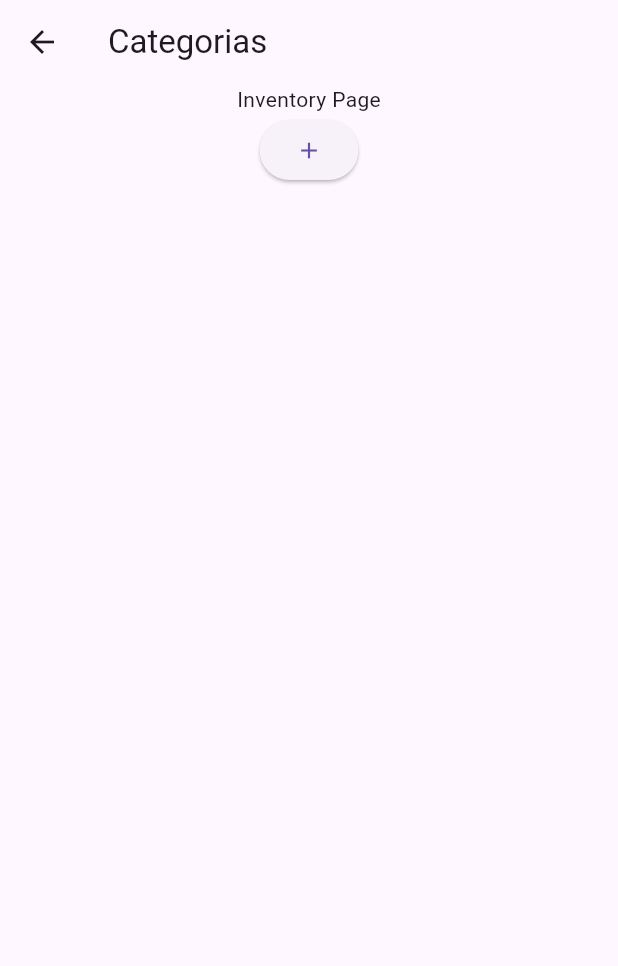
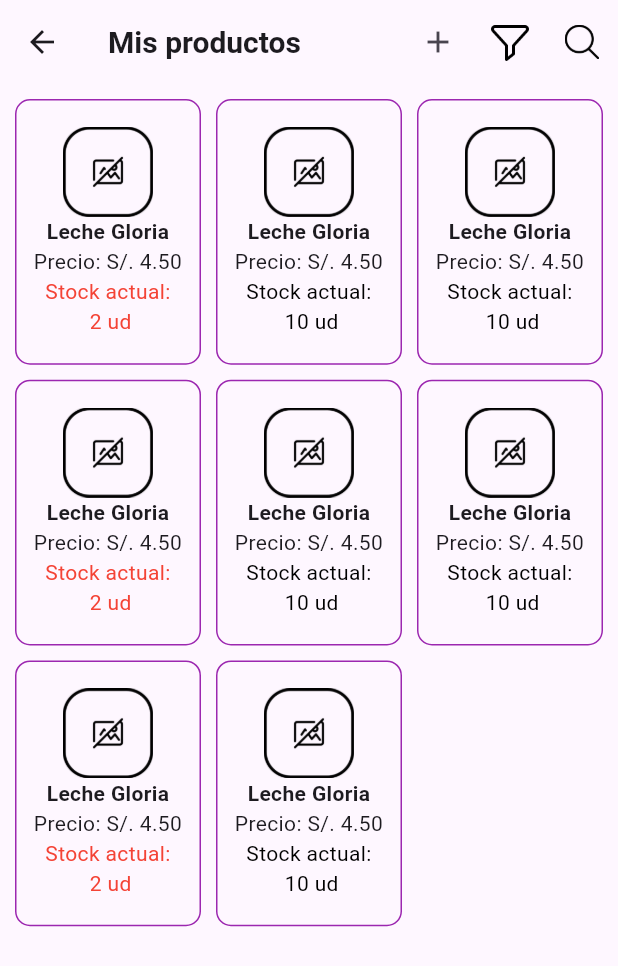
Before and after one commit to davguzm16/MultiInventario, a Flutter app: the InventoryPage screen opened by its route, on a phone screen of 412 x 824 dp. Shown: the top 966 px of the screen. Run offline on Flutter 3.47's test engine with Material 3 defaults, Android fonts, the phone set to English and light mode, and no system bars.

Commit message:
filter_producto modificado y inventory_page creado

```diff
--- a/lib/app_routes.dart
+++ b/lib/app_routes.dart
@@ -10,7 +10,9 @@ class AppRoutes {
   static const String loginCodeEmail = '/login/code-email';
   static const String home = '/home';
   static const String inventory = '/inventory';
+  static const String inventoryProduct = '/inventory/product';
   static const String inventoryCreateProduct = "/inventory/create-product";
+  static const String inventoryFilterProduct = "/inventory/filter-product";
   static const String sales = '/sales';
   static const String reports = '/reports';
 
@@ -20,7 +22,9 @@ class AppRoutes {
     loginCodeEmail: (context) => CodeEmailPage(),
     home: (context) => HomePage(),
     inventory: (context) => InventoryPage(),
+    inventoryProduct: (context) => ProductPage(),
     inventoryCreateProduct: (context) => CreateProductPage(),
+    inventoryFilterProduct: (context) => FilterProductPage(),
     sales: (context) => SalesPage(),
     //reports: (context) => ReportsPage(),
   };
--- a/lib/pages/inventory/all_inventory_pages.dart
+++ b/lib/pages/inventory/all_inventory_pages.dart
@@ -1,2 +1,4 @@
 export 'inventory_page.dart';
 export 'create_product_page.dart';
+export 'filter_product_page.dart';
+export 'product_page.dart';
--- a/lib/pages/inventory/inventory_page.dart
+++ b/lib/pages/inventory/inventory_page.dart
@@ -9,23 +9,90 @@ class InventoryPage extends StatefulWidget {
 }
 
 class _InventoryPageState extends State<InventoryPage> {
+  final List<Map<String, dynamic>> products = List.generate(
+    8,
+    (index) => {
+      'name': 'Leche Gloria',
+      'price': 4.50,
+      'stock': index % 3 == 0 ? 2 : 10,
+      'image' : 'lib/assets/iconos/iconoImagen.png'
+    },
+  );
+
   @override
   Widget build(BuildContext context) {
     return Scaffold(
       appBar: AppBar(
-        title: Text("Categorias"),
+        title: const Text("Mis productos", style: TextStyle(fontSize: 20, fontWeight: FontWeight.bold)),
+        actions: [
+          IconButton(icon: Icon(Icons.add), onPressed: () {
+            Navigator.pushNamed(context, AppRoutes.inventoryCreateProduct);
+          }),
+          IconButton(icon: Image.asset(
+            "lib/assets/iconos/iconoFiltro.png",
+            width: 30,
+            height: 30,
+            ),
+             onPressed: () {
+            Navigator.pushNamed(context, AppRoutes.inventoryFilterProduct);
+          }),
+          IconButton(icon: Image.asset(
+            "lib/assets/iconos/iconoBusqueda.png",
+            width: 23,
+            height: 23,
+          ),
+          onPressed: () {}),
+        ],
       ),
-      body: Center(
-        child: Column(
-          children: [
-            Text("Inventory Page"),
-            ElevatedButton(
-              child: Icon(Icons.add),
-              onPressed: () {
-                Navigator.pushNamed(context, AppRoutes.inventoryCreateProduct);
+      body: Padding(
+        padding: const EdgeInsets.all(10.0),
+        child: GridView.builder(
+          gridDelegate: const SliverGridDelegateWithFixedCrossAxisCount(
+            crossAxisCount: 3,
+            crossAxisSpacing: 10,
+            mainAxisSpacing: 10,
+            childAspectRatio: 0.7,
+          ),
+          itemCount: products.length,
+          itemBuilder: (context, index) {
+            final product = products[index];
+            return GestureDetector(
+              onTap: () {
+                Navigator.pushNamed(context, AppRoutes.inventoryProduct); // Asegúrate de que la ruta esté definida en AppRoutes
               },
-            )
-          ],
+              //Productos
+              child: Container(
+                decoration: BoxDecoration(
+                  border: Border.all(color: Colors.purple),
+                  borderRadius: BorderRadius.circular(10),
+                ),
+                child: Column(
+                  mainAxisAlignment: MainAxisAlignment.center,
+                  crossAxisAlignment: CrossAxisAlignment.center,
+                  children: [
+                    Image.asset(product['image'] ?? 'lib/assets/iconos/iconoImagen.png',
+                    height: 60,
+                    alignment: Alignment.center,
+                    ),
+                    Text(product['name'],
+                    style: TextStyle(fontWeight: FontWeight.bold),
+                    textAlign: TextAlign.center,
+                    ),
+                    Text("Precio: S/. ${product['price'].toStringAsFixed(2)}",
+                    textAlign: TextAlign.center,
+                    ),
+                    Text(
+                      "Stock actual: \n ${product['stock']} ud",
+                      style: TextStyle(
+                        color: product['stock'] <= 2 ? Colors.red : Colors.black,
+                      ),
+                      textAlign: TextAlign.center,
+                    ),
+                  ],
+                ),
+              ),
+            );
+          },
         ),
       ),
     );
```
Also changed, not shown: lib/pages/inventory/filter_product_page.dart (added, +98 -0 lines).
